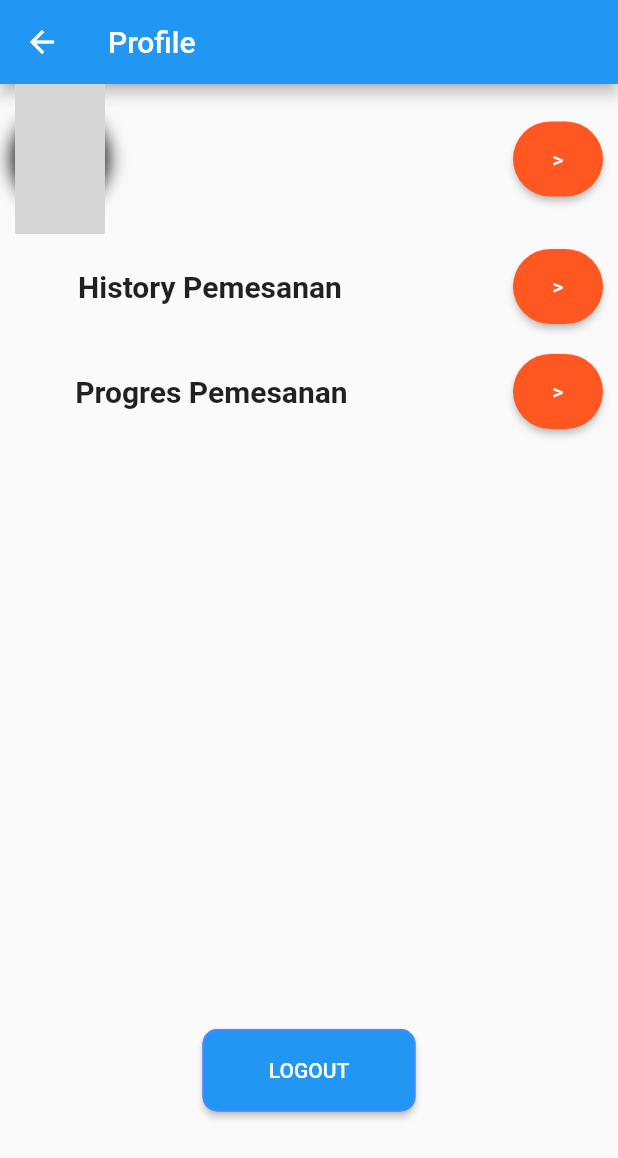
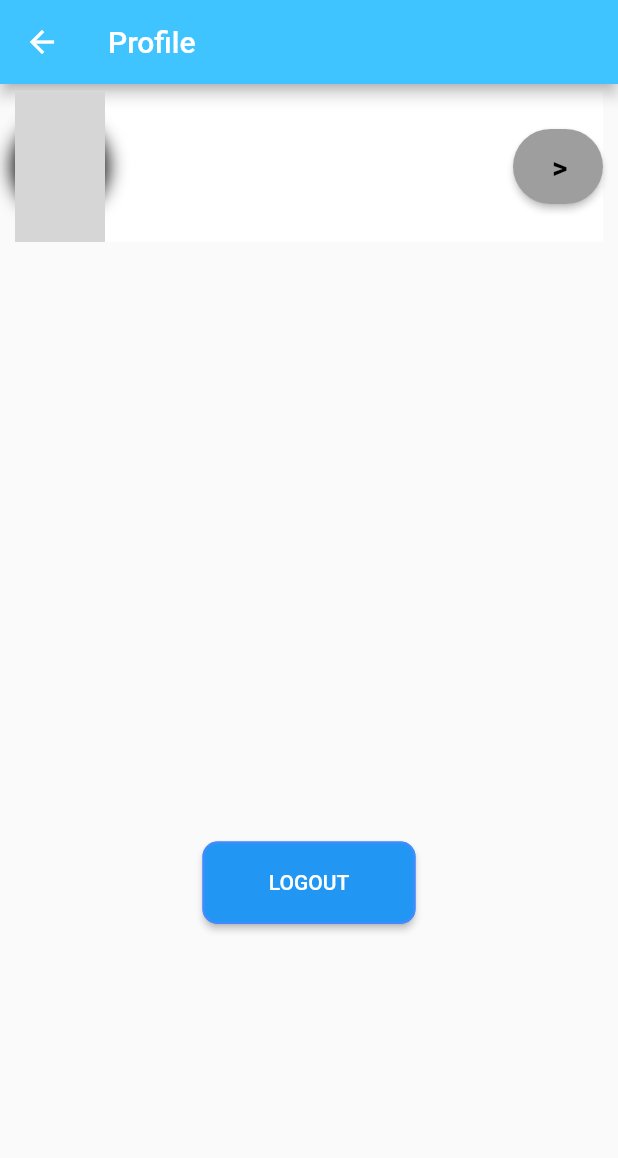
Before and after one commit to guntur82/keltow-fe, a Flutter app: the Profile screen opened directly, on a phone screen of 412 x 824 dp. Shown: the top 1158 px of the screen. Run offline on Flutter 3.47's test engine with Material 2 defaults, Android fonts, the phone set to English and light mode, and no system bars; our stand-ins replace badges, carousel_slider, file_picker, flutter_rating_bar, fluttertoast, shared_preferences; missing offline and left inert: pay; accounts and stored records are empty; network calls fail; grey boxes are pictures that could not be loaded.

Commit message:
tampilan search,profil, delete color

```diff
--- a/lib/view/DetailProfil.dart
+++ b/lib/view/DetailProfil.dart
@@ -122,7 +122,7 @@ class _DetailProfilState extends State<DetailProfil> {
           "Profil",
           style: TextStyle(color: Colors.black),
         ),
-        backgroundColor: Colors.blue[100],
+        backgroundColor: Colors.lightBlueAccent,
       ),
       backgroundColor: Colors.blue[100],
       body: Container(
@@ -142,7 +142,7 @@ class _DetailProfilState extends State<DetailProfil> {
                       fontSize: 25,
                       fontWeight: FontWeight.bold,
                       color: Colors.black)),
-              SizedBox(height: 30),
+              SizedBox(height: 20),
               Center(
                 child: Stack(
                   children: [
@@ -195,7 +195,7 @@ class _DetailProfilState extends State<DetailProfil> {
                   ],
                 ),
               ),
-              SizedBox(height: 25),
+              SizedBox(height: 20),
               Form(
                 child: Container(
                   child: Column(
--- a/lib/view/Home.dart
+++ b/lib/view/Home.dart
@@ -129,7 +129,7 @@ class _HomePageState extends State<HomePage>
         ? const Loader()
         : Scaffold(
             appBar: AppBar(
-              backgroundColor: Colors.blue[100],
+              backgroundColor: Colors.lightBlueAccent,
               title: Row(
                 children: [
                   Expanded(
--- a/lib/view/Profil.dart
+++ b/lib/view/Profil.dart
@@ -22,16 +22,21 @@ class _ProfileState extends State<Profile> {
     return Scaffold(
         appBar: AppBar(
           title: Text("Profile"),
-          backgroundColor: Colors.blue,
+          backgroundColor: Colors.lightBlueAccent,
         ),
         body: Container(
+          padding: EdgeInsets.only(
+            top: 5,
+          ),
           margin: EdgeInsets.only(left: 10, right: 10),
           child: SingleChildScrollView(
             child: Column(
               mainAxisAlignment: MainAxisAlignment.start,
               crossAxisAlignment: CrossAxisAlignment.start,
               children: [
-                Row(
+                Ink(
+                  color: Colors.white,
+                  child: Row(
                     mainAxisAlignment: MainAxisAlignment.spaceBetween,
                     children: [
                       Container(
@@ -55,9 +60,6 @@ class _ProfileState extends State<Profile> {
                           ],
                         ),
                       ),
-                    SizedBox(
-                      width: 10,
-                    ),
                       Container(
                         child: Text(
                           user.name,
@@ -75,10 +77,10 @@ class _ProfileState extends State<Profile> {
                             style: ElevatedButton.styleFrom(
                               minimumSize: const Size(60, 50),
                               maximumSize: const Size(60, 50),
-                            primary: Colors.deepOrange,
+                              primary: Colors.grey,
                               onSurface: Colors.white,
                               shape: RoundedRectangleBorder(
-                              borderRadius: BorderRadius.circular(32),
+                                borderRadius: BorderRadius.circular(30),
                               ),
                             ),
                             onPressed: () {
@@ -87,83 +89,14 @@ class _ProfileState extends State<Profile> {
                                   MaterialPageRoute(
                                       builder: (context) => DetailProfil()));
                             },
-                          child: Text("  >  ")),
+                            child: Text("  >  ",
+                                style: TextStyle(
+                                    color: Colors.black,
+                                    fontWeight: FontWeight.bold,
+                                    fontSize: 20))),
                       ),
                     ],
                   ),
-                SizedBox(
-                  height: 10,
-                ),
-                Row(
-                  mainAxisAlignment: MainAxisAlignment.spaceBetween,
-                  children: [
-                    SizedBox(
-                      width: 10,
-                    ),
-                    Container(
-                      child: Text(
-                        "History Pemesanan",
-                        style: TextStyle(
-                          fontWeight: FontWeight.bold,
-                          fontSize: 20,
-                        ),
-                      ),
-                    ),
-                    SizedBox(
-                      width: 50,
-                    ),
-                    Container(
-                      child: ElevatedButton(
-                          style: ElevatedButton.styleFrom(
-                            minimumSize: const Size(60, 50),
-                            maximumSize: const Size(60, 50),
-                            primary: Colors.deepOrange,
-                            onSurface: Colors.white,
-                            shape: RoundedRectangleBorder(
-                              borderRadius: BorderRadius.circular(32),
-                            ),
-                          ),
-                          onPressed: () {},
-                          child: Text("  >  ")),
-                    ),
-                  ],
-                ),
-                SizedBox(
-                  height: 20,
-                ),
-                Row(
-                  mainAxisAlignment: MainAxisAlignment.spaceBetween,
-                  children: [
-                    SizedBox(
-                      width: 10,
-                    ),
-                    Container(
-                      child: Text(
-                        "Progres Pemesanan",
-                        style: TextStyle(
-                          fontWeight: FontWeight.bold,
-                          fontSize: 20,
-                        ),
-                      ),
-                    ),
-                    SizedBox(
-                      width: 50,
-                    ),
-                    Container(
-                      child: ElevatedButton(
-                          style: ElevatedButton.styleFrom(
-                            minimumSize: const Size(60, 50),
-                            maximumSize: const Size(60, 50),
-                            primary: Colors.deepOrange,
-                            onSurface: Colors.white,
-                            shape: RoundedRectangleBorder(
-                              borderRadius: BorderRadius.circular(32),
-                            ),
-                          ),
-                          onPressed: () {},
-                          child: Text("  >  ")),
-                    ),
-                  ],
                 ),
                 SizedBox(
                   height: 400,
```
Also changed, not shown: lib/features/search/search_screen.dart (+24 -32 lines), lib/view/Transaksi.dart (+7 -0 lines), lib/view/detailProduk.dart (+5 -52 lines), lib/view/whislist.dart (+7 -0 lines). Lines whose indentation alone changed are shown as unchanged.
